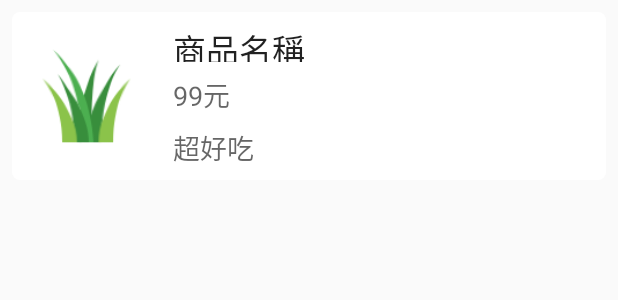
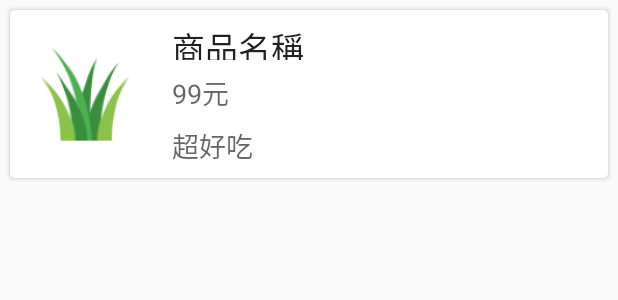
Before and after one commit to foolcodefun/FarmGo, an Android app: the layout merchandise_item.xml on its own in the app's theme, with its tools: preview values and no code run, on a phone screen of 412 x 824 dp. Shown: the top 300 px of the screen. Run offline under Robolectric (Android 15) with nearby library versions, the phone set to English and light mode, and no system bars.

Commit message:
mainActitvity's layout's color

```diff
--- a/app/src/main/res/drawable/item_row.xml
+++ b/app/src/main/res/drawable/item_row.xml
@@ -1,5 +1,82 @@
 <?xml version="1.0" encoding="utf-8"?>
-<shape xmlns:android="http://schemas.android.com/apk/res/android">
-    <solid android:color="@color/white" />
-    <corners android:radius="5dp"/>
-</shape>
+
+
+<layer-list xmlns:android="http://schemas.android.com/apk/res/android" >
+
+    <!-- Drop Shadow Stack -->
+    <item>
+        <shape>
+            <padding
+                android:bottom="1dp"
+                android:left="1dp"
+                android:right="1dp"
+                android:top="1dp" />
+
+            <solid android:color="#00CCCCCC" />
+
+            <corners android:radius="3dp" />
+        </shape>
+    </item>
+    <item>
+        <shape>
+            <padding
+                android:bottom="1dp"
+                android:left="1dp"
+                android:right="1dp"
+                android:top="1dp" />
+
+            <solid android:color="#10CCCCCC" />
+
+            <corners android:radius="3dp" />
+        </shape>
+    </item>
+    <item>
+        <shape>
+            <padding
+                android:bottom="1dp"
+                android:left="1dp"
+                android:right="1dp"
+                android:top="1dp" />
+
+            <solid android:color="#20CCCCCC" />
+
+            <corners android:radius="3dp" />
+        </shape>
+    </item>
+    <item>
+        <shape>
+            <padding
+                android:bottom="1dp"
+                android:left="1dp"
+                android:right="1dp"
+                android:top="1dp" />
+
+            <solid android:color="#30CCCCCC" />
+
+            <corners android:radius="3dp" />
+        </shape>
+    </item>
+    <item>
+        <shape>
+            <padding
+                android:bottom="1dp"
+                android:left="1dp"
+                android:right="1dp"
+                android:top="1dp" />
+
+            <solid android:color="#50CCCCCC" />
+
+            <corners android:radius="3dp" />
+        </shape>
+    </item>
+
+    <!-- Background -->
+    <item>
+        <shape>
+            <solid android:color="@android:color/white" />
+
+            <corners android:radius="3dp" />
+        </shape>
+    </item>
+
+</layer-list>
--- a/app/src/main/res/drawable/nav_item_color_state.xml
+++ b/app/src/main/res/drawable/nav_item_color_state.xml
@@ -1,6 +1,6 @@
 <?xml version="1.0" encoding="utf-8"?>
 <selector xmlns:android="http://schemas.android.com/apk/res/android">
-    <item android:color="@color/white" android:state_checked="true" />
-    <item android:color="@color/lightCyan" android:state_checked="false"/>
-    <item android:color="@color/colorPrimaryDark" android:state_enabled="false"/>
+    <item android:color="@color/colorToolbar" android:state_checked="true" />
+    <item android:color="@color/gray" android:state_checked="false"/>
+    <item android:color="@color/white" android:state_enabled="false"/>
 </selector>
--- a/app/src/main/res/layout/activity_main.xml
+++ b/app/src/main/res/layout/activity_main.xml
@@ -5,13 +5,15 @@
     xmlns:tools="http://schemas.android.com/tools"
     android:layout_width="match_parent"
     android:layout_height="match_parent"
-    android:background="@color/gray"
+    android:background="@color/sign_in_hint"
     tools:context="com.little.farmgo.Activity.MainActivity">
 
     <FrameLayout
         android:id="@+id/container"
         android:layout_width="0dp"
         android:layout_height="0dp"
+        android:layout_marginBottom="0.1dp"
+        android:background="@color/white"
         app:layout_constraintBottom_toTopOf="@+id/bottom_view"
         app:layout_constraintEnd_toEndOf="parent"
         app:layout_constraintStart_toStartOf="parent"
@@ -22,7 +24,8 @@
         android:id="@+id/bottom_view"
         android:layout_width="0dp"
         android:layout_height="wrap_content"
-        app:itemBackground="@color/colorPrimary"
+        app:itemBackground="@color/lightGray"
+
         app:itemIconTint="@drawable/nav_item_color_state"
         app:itemTextColor="@drawable/nav_item_color_state"
         app:layout_constraintBottom_toBottomOf="parent"
--- a/app/src/main/res/layout/merchandise_item.xml
+++ b/app/src/main/res/layout/merchandise_item.xml
@@ -4,9 +4,9 @@
     xmlns:app="http://schemas.android.com/apk/res-auto"
     android:layout_width="match_parent"
     android:layout_height="wrap_content"
-    android:layout_marginLeft="8dp"
-    android:layout_marginRight="8dp"
-    android:layout_marginTop="8dp"
+    android:layout_marginLeft="3dp"
+    android:layout_marginRight="3dp"
+    android:layout_marginTop="3dp"
     android:background="@drawable/item_row">
 
     <ImageView
--- a/app/src/main/res/values/colors.xml
+++ b/app/src/main/res/values/colors.xml
@@ -4,9 +4,12 @@
     <color name="colorPrimaryDark">#303f9f</color>
     <color name="colorAccent">#FF4081</color>
     <color name="launcherBackground">#737153</color>
+    <color name="colorToolbar">#029A30</color>
+    <color name="colorNotification">#024F27</color>
     <color name="lightCyan">#0D86DA</color>
     <color name="white">#FFFFFF</color>
     <color name="gray">#d9d7df</color>
+    <color name="lightGray">#F9F6F4</color>
     <color name="bg_sign_in">#26ae90</color>
     <color name="sign_in_hint">#999999</color>
 
--- a/app/src/main/res/values/styles.xml
+++ b/app/src/main/res/values/styles.xml
@@ -3,8 +3,8 @@
     <!-- Base application theme. -->
     <style name="AppTheme" parent="Theme.AppCompat.Light.DarkActionBar">
         <!-- Customize your theme here. -->
-        <item name="colorPrimary">@color/colorPrimary</item>
-        <item name="colorPrimaryDark">@color/colorPrimaryDark</item>
+        <item name="colorPrimary">@color/colorToolbar</item>
+        <item name="colorPrimaryDark">@color/colorNotification</item>
         <item name="colorAccent">@color/colorAccent</item>
     </style>
 
```
